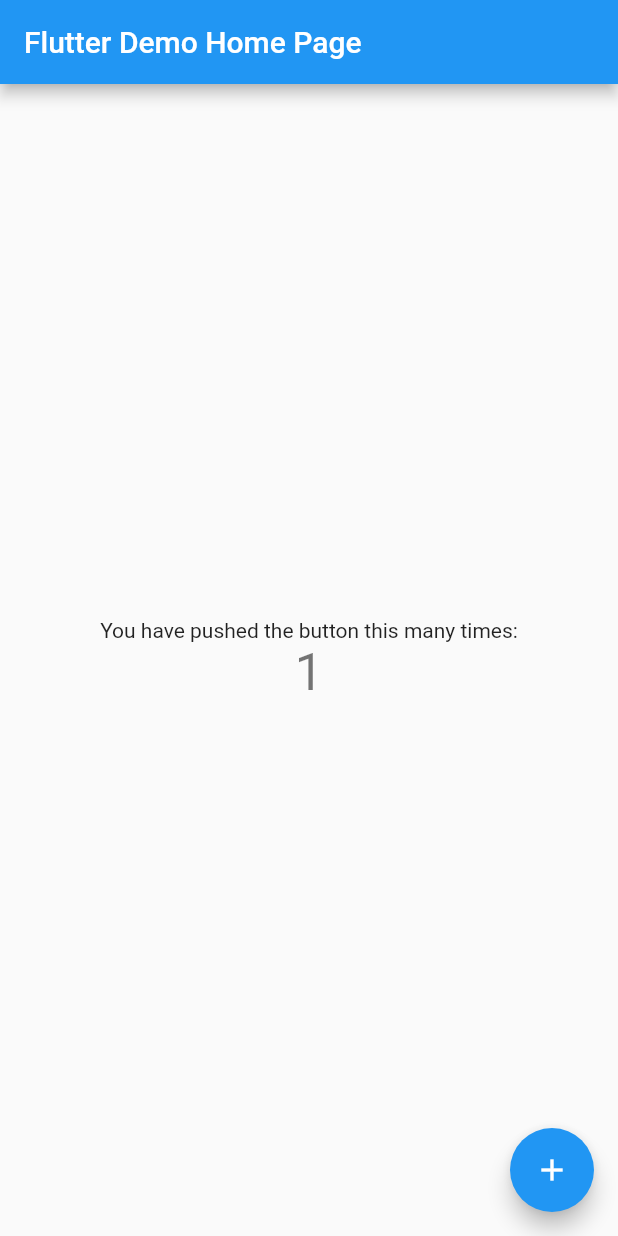
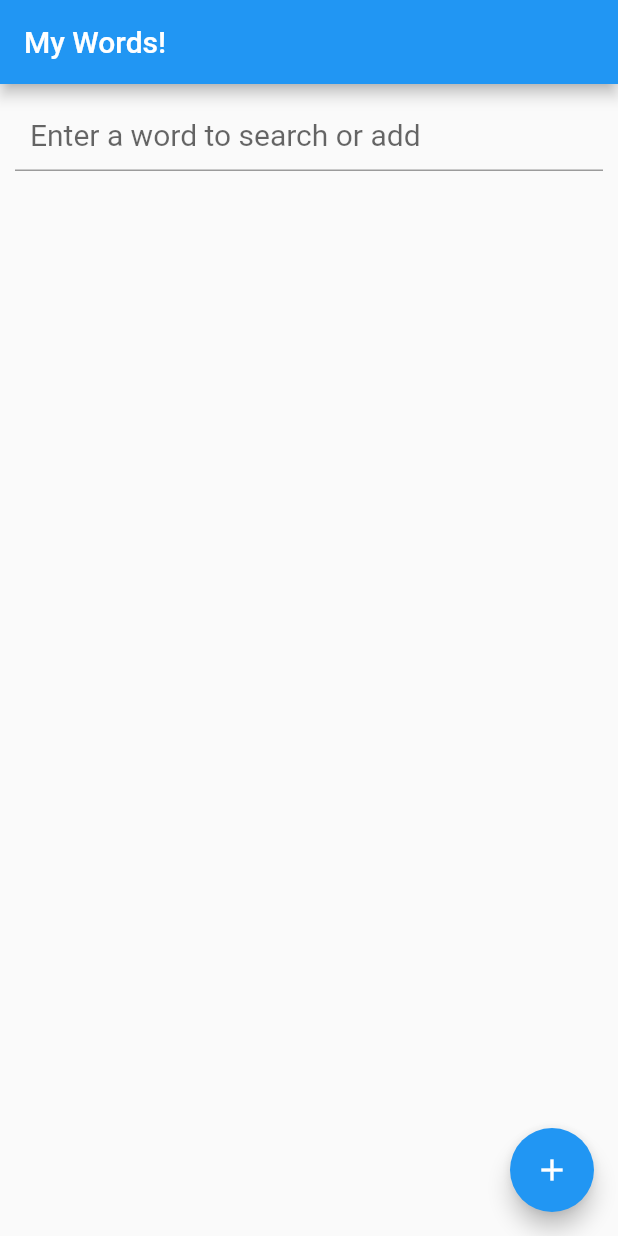
Before and after one commit to Move37-Team/mywords, a Flutter app: the MyHomePage screen opened directly, after a tap on the "add" icon, on a phone screen of 412 x 824 dp. Run offline on Flutter 3.47's test engine with Material 2 defaults, Android fonts, the light colour scheme and no system bars.

Commit message:
:heavy_plus_sign: search/add text field and + button

```diff
--- a/lib/main.dart
+++ b/lib/main.dart
@@ -1,4 +1,5 @@
 import 'package:flutter/material.dart';
+import 'package:flutter/services.dart';
 
 void main() {
   runApp(MyApp());
@@ -11,37 +12,16 @@
     return MaterialApp(
       title: 'My Words!',
       theme: ThemeData(
-        // This is the theme of your application.
-        //
-        // Try running your application with "flutter run". You'll see the
-        // application has a blue toolbar. Then, without quitting the app, try
-        // changing the primarySwatch below to Colors.green and then invoke
-        // "hot reload" (press "r" in the console where you ran "flutter run",
-        // or simply save your changes to "hot reload" in a Flutter IDE).
-        // Notice that the counter didn't reset back to zero; the application
-        // is not restarted.
         primarySwatch: Colors.blue,
-        // This makes the visual density adapt to the platform that you run
-        // the app on. For desktop platforms, the controls will be smaller and
-        // closer together (more dense) than on mobile platforms.
         visualDensity: VisualDensity.adaptivePlatformDensity,
       ),
-      home: MyHomePage(title: 'Flutter Demo Home Page'),
+      home: MyHomePage(title: 'My Words!'),
     );
   }
 }
 
 class MyHomePage extends StatefulWidget {
   MyHomePage({Key key, this.title}) : super(key: key);
-
-  // This widget is the home page of your application. It is stateful, meaning
-  // that it has a State object (defined below) that contains fields that affect
-  // how it looks.
-
-  // This class is the configuration for the state. It holds the values (in this
-  // case the title) provided by the parent (in this case the App widget) and
-  // used by the build method of the State. Fields in a Widget subclass are
-  // always marked "final".
 
   final String title;
 
@@ -52,64 +32,42 @@
 class _MyHomePageState extends State<MyHomePage> {
   int _counter = 0;
 
-  void _incrementCounter() {
-    setState(() {
-      // This call to setState tells the Flutter framework that something has
-      // changed in this State, which causes it to rerun the build method below
-      // so that the display can reflect the updated values. If we changed
-      // _counter without calling setState(), then the build method would not be
-      // called again, and so nothing would appear to happen.
-      _counter++;
-    });
-  }
 
   @override
   Widget build(BuildContext context) {
-    // This method is rerun every time setState is called, for instance as done
-    // by the _incrementCounter method above.
-    //
-    // The Flutter framework has been optimized to make rerunning build methods
-    // fast, so that you can just rebuild anything that needs updating rather
-    // than having to individually change instances of widgets.
+
+    void _add() {
+
+    }
+
     return Scaffold(
       appBar: AppBar(
-        // Here we take the value from the MyHomePage object that was created by
-        // the App.build method, and use it to set our appbar title.
         title: Text(widget.title),
       ),
       body: Center(
-        // Center is a layout widget. It takes a single child and positions it
-        // in the middle of the parent.
+
         child: Column(
-          // Column is also a layout widget. It takes a list of children and
-          // arranges them vertically. By default, it sizes itself to fit its
-          // children horizontally, and tries to be as tall as its parent.
-          //
-          // Invoke "debug painting" (press "p" in the console, choose the
-          // "Toggle Debug Paint" action from the Flutter Inspector in Android
-          // Studio, or the "Toggle Debug Paint" command in Visual Studio Code)
-          // to see the wireframe for each widget.
-          //
-          // Column has various properties to control how it sizes itself and
-          // how it positions its children. Here we use mainAxisAlignment to
-          // center the children vertically; the main axis here is the vertical
-          // axis because Columns are vertical (the cross axis would be
-          // horizontal).
-          mainAxisAlignment: MainAxisAlignment.center,
-          children: <Widget>[
-            Text(
-              'You have pushed the button this many times:',
+          mainAxisAlignment: MainAxisAlignment.start,
+          children: [
+            Container(
+              padding: EdgeInsets.all(10),
+              child: TextField(
+                style: TextStyle(
+                  fontSize: 20
+                ),
+                decoration: InputDecoration(
+                  contentPadding: EdgeInsets.all(10),
+                  hintText: 'Enter a word to search or add'
+                ),
+              ),
             ),
-            Text(
-              '$_counter',
-              style: Theme.of(context).textTheme.headline4,
-            ),
+
           ],
-        ),
+        )
       ),
       floatingActionButton: FloatingActionButton(
-        onPressed: _incrementCounter,
-        tooltip: 'Increment',
+        onPressed: _add,
+        tooltip: 'Add New Word',
         child: Icon(Icons.add),
       ), // This trailing comma makes auto-formatting nicer for build methods.
     );
```
